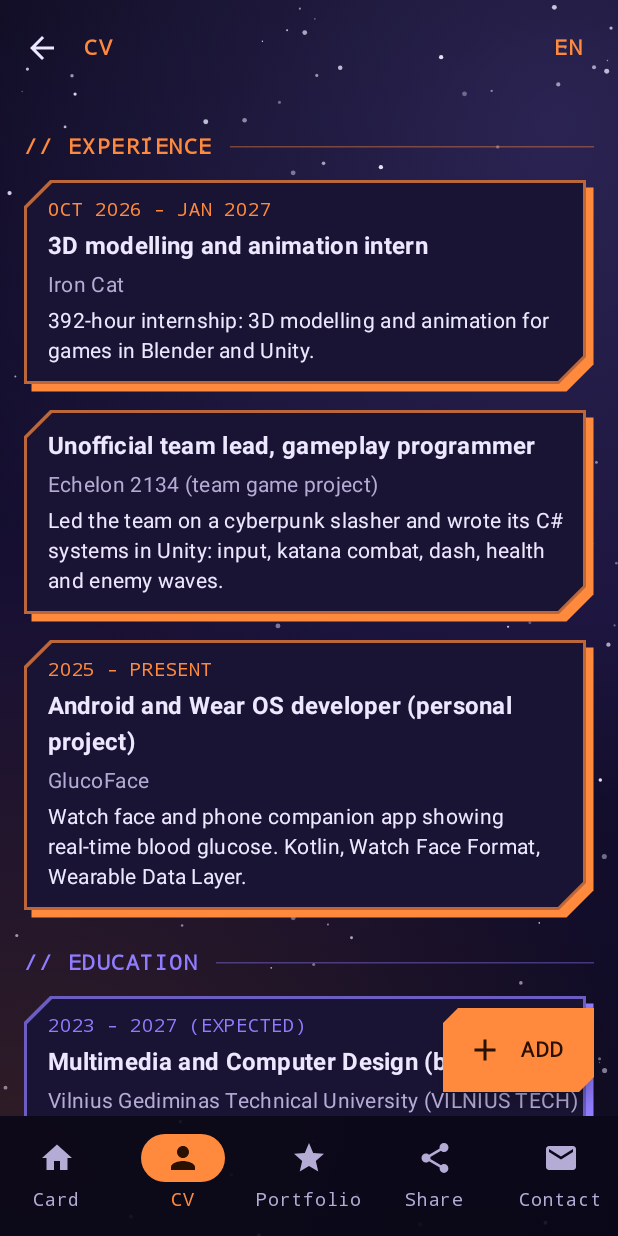
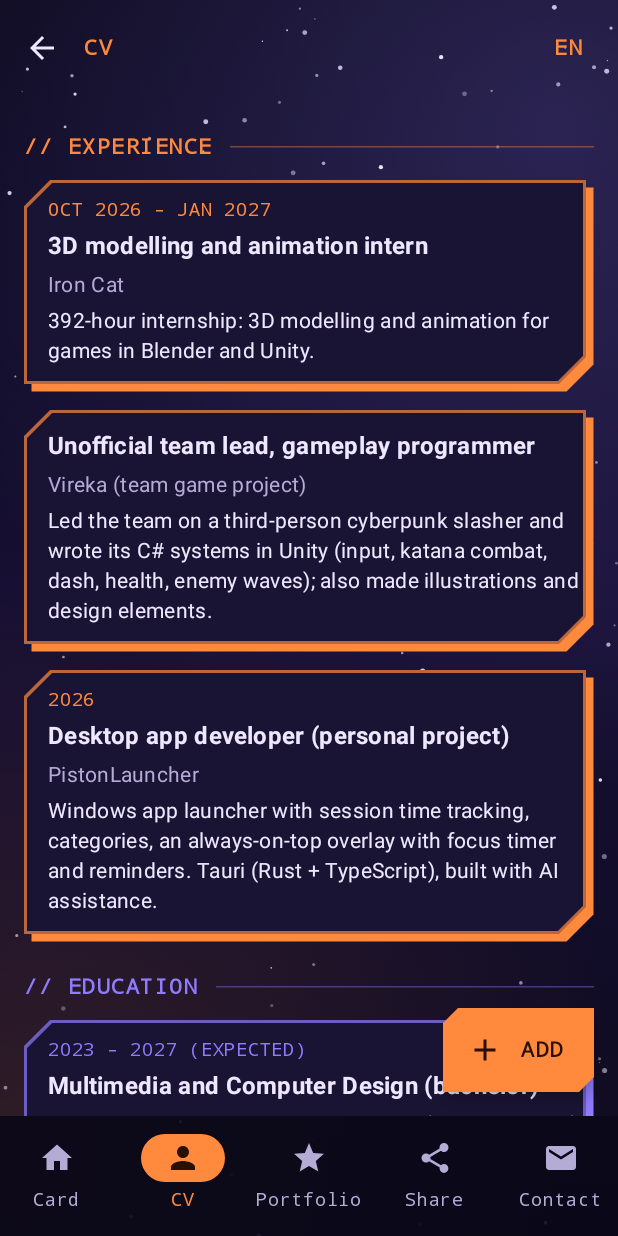
Before and after one commit to G3RWW/Cv_app, an Android app built with Jetpack Compose: the screen it shows after launch (MainActivity), item 2 of the bottom bar chosen, on a phone screen of 412 x 824 dp. Run offline under Robolectric (Android 15) with nearby library versions, the phone set to English and light mode, and no system bars; our stand-ins replace Room's generated code; pictures from the network do not load.

Commit message:
Add iPhone NFC mode and update portfolio projects
NFC contact sharing gets an Android / iPhone switch: Android receives the
vCard record, iPhone a link to the same vCard hosted on GitHub Pages
(docs/dovydas.vcf), since iOS only acts on URI records.

Portfolio: real images for 3D work, Vocaloid-style character (YouTube) and
Luna; Echelon 2134 merged into Vireka; PistonLauncher replaces GlucoFace and
the carbohydrate calculator, also in the CV.

Co-Authored-By: Claude Opus 5.5 <noreply@anthropic.com>
Claude-Session: https://claude.ai/code/session_019MaULow3wfDZBNXdqdFGR5

```diff
--- a/app/src/main/java/lt/gencevicius/cv/data/DefaultContent.kt
+++ b/app/src/main/java/lt/gencevicius/cv/data/DefaultContent.kt
@@ -35,20 +35,26 @@ object DefaultContent {
         BuiltInCvEntry(CvSection.SKILLS, R.string.cv_skill5_title, null, null, R.string.cv_skill5_desc),
     )
 
-    // Publicly hosted images, downloaded at runtime by Coil. These are placeholder photos:
-    // replace them with your own renders (e.g. the image URLs of your ArtStation projects).
+    // Publicly hosted images, downloaded at runtime by Coil. Projects without their own
+    // image yet use placeholder photos (picsum.photos) until a real render is uploaded.
     val portfolio = listOf(
         BuiltInPortfolioItem(
             R.string.portfolio_3d_title,
             R.string.portfolio_3d_desc,
-            imageUrl = "https://picsum.photos/seed/umbravulpes3d/800/450",
+            imageUrl = "https://cdna.artstation.com/p/users/avatars/013/690/158/large/a282ce659854528f5298239ad5f5f8df.jpg?1764067399",
             link = "https://www.artstation.com/umbravulpes",
         ),
         BuiltInPortfolioItem(
-            R.string.portfolio_echelon_title,
-            R.string.portfolio_echelon_desc,
-            imageUrl = "https://picsum.photos/seed/echelon2134/800/450",
-            link = "",
+            R.string.portfolio_vocaloid_title,
+            R.string.portfolio_vocaloid_desc,
+            imageUrl = "https://cdnb.artstation.com/p/assets/images/images/099/454/087/large/umbravulpes-screenshot-2026-05-28-192901.webp?1779985912",
+            link = "https://www.youtube.com/watch?v=saCOMcwuRCA",
+        ),
+        BuiltInPortfolioItem(
+            R.string.portfolio_luna_title,
+            R.string.portfolio_luna_desc,
+            imageUrl = "https://cdnb.artstation.com/p/assets/images/images/099/450/893/large/umbravulpes-luna-hero2.webp?1779978746",
+            link = "https://www.artstation.com/umbravulpes",
         ),
         BuiltInPortfolioItem(
             R.string.portfolio_vireka_title,
@@ -63,16 +69,10 @@ object DefaultContent {
             link = "",
         ),
         BuiltInPortfolioItem(
-            R.string.portfolio_carbs_title,
-            R.string.portfolio_carbs_desc,
-            imageUrl = "https://picsum.photos/seed/carbcalculator/800/450",
-            link = "",
-        ),
-        BuiltInPortfolioItem(
-            R.string.portfolio_glucoface_title,
-            R.string.portfolio_glucoface_desc,
-            imageUrl = "https://picsum.photos/seed/glucoface/800/450",
-            link = "https://github.com/G3RWW/DiabetsWatchface",
+            R.string.portfolio_piston_title,
+            R.string.portfolio_piston_desc,
+            imageUrl = "https://opengraph.githubassets.com/1/G3RWW/PistonLauncher",
+            link = "https://github.com/G3RWW/PistonLauncher",
         ),
         BuiltInPortfolioItem(
             R.string.portfolio_cvcard_title,
--- a/app/src/main/res/values/strings.xml
+++ b/app/src/main/res/values/strings.xml
@@ -83,12 +83,12 @@
     <string name="cv_exp1_period">Oct 2026 – Jan 2027</string>
     <string name="cv_exp1_desc">392-hour internship: 3D modelling and animation for games in Blender and Unity.</string>
     <string name="cv_exp2_title">Unofficial team lead, gameplay programmer</string>
-    <string name="cv_exp2_org">Echelon 2134 (team game project)</string>
-    <string name="cv_exp2_desc">Led the team on a cyberpunk slasher and wrote its C# systems in Unity: input, katana combat, dash, health and enemy waves.</string>
-    <string name="cv_exp3_title">Android and Wear OS developer (personal project)</string>
-    <string name="cv_exp3_org">GlucoFace</string>
-    <string name="cv_exp3_period">2025 – present</string>
-    <string name="cv_exp3_desc">Watch face and phone companion app showing real-time blood glucose. Kotlin, Watch Face Format, Wearable Data Layer.</string>
+    <string name="cv_exp2_org">Vireka (team game project)</string>
+    <string name="cv_exp2_desc">Led the team on a third-person cyberpunk slasher and wrote its C# systems in Unity (input, katana combat, dash, health, enemy waves); also made illustrations and design elements.</string>
+    <string name="cv_exp3_title">Desktop app developer (personal project)</string>
+    <string name="cv_exp3_org">PistonLauncher</string>
+    <string name="cv_exp3_period">2026</string>
+    <string name="cv_exp3_desc">Windows app launcher with session time tracking, categories, an always-on-top overlay with focus timer and reminders. Tauri (Rust + TypeScript), built with AI assistance.</string>
     <string name="cv_edu1_title">Multimedia and Computer Design (bachelor)</string>
     <string name="cv_edu1_org">Vilnius Gediminas Technical University (VILNIUS TECH)</string>
     <string name="cv_edu1_period">2023 – 2027 (expected)</string>
@@ -105,16 +105,16 @@
     <string name="cv_skill5_desc">Lithuanian, English.</string>
     <string name="portfolio_3d_title">3D characters and animation</string>
     <string name="portfolio_3d_desc">Animated hero characters with weapon switching, face shaders, enemy creature animations and a game vehicle. More on ArtStation.</string>
-    <string name="portfolio_echelon_title">Echelon 2134</string>
-    <string name="portfolio_echelon_desc">Cyberpunk slasher made in a team. I led the team and wrote the C# combat, dash, health and enemy wave systems in Unity.</string>
+    <string name="portfolio_vocaloid_title">Vocaloid-style character</string>
+    <string name="portfolio_vocaloid_desc">Low-poly, Vocaloid-inspired character, modelled, rigged and animated. Tap Open to watch the animation on YouTube.</string>
+    <string name="portfolio_luna_title">Luna</string>
+    <string name="portfolio_luna_desc">Main character of Vireka: hero design and 3D model.</string>
     <string name="portfolio_vireka_title">Vireka</string>
-    <string name="portfolio_vireka_desc">Team-made third-person game: I created the illustrations and design elements.</string>
+    <string name="portfolio_vireka_desc">Team-made third-person cyberpunk slasher in Unity. I was the unofficial team lead, wrote the C# combat, dash, health and enemy wave systems, and made illustrations and design elements.</string>
     <string name="portfolio_terminai_title">Terminų Detektyvas</string>
     <string name="portfolio_terminai_desc">3D Unity game for learning Lithuanian IT terms, played as a chibi fox detective.</string>
-    <string name="portfolio_carbs_title">Carbohydrate calculator</string>
-    <string name="portfolio_carbs_desc">Web app concept for people with diabetes: requirements, diagrams and a Figma prototype.</string>
-    <string name="portfolio_glucoface_title">GlucoFace</string>
-    <string name="portfolio_glucoface_desc">Wear OS watch face with a live glucose value, trend arrow and graph, fed by a phone companion app.</string>
+    <string name="portfolio_piston_title">PistonLauncher</string>
+    <string name="portfolio_piston_desc">Desktop launcher for creative apps: time tracking, categories, focus-timer overlay and daily habit streaks. Tauri (Rust + TypeScript).</string>
     <string name="portfolio_cvcard_title">CV Card</string>
     <string name="portfolio_cvcard_desc">This app: a business card with CV, portfolio and a contact form, in Lithuanian and English (Jetpack Compose).</string>
 
@@ -130,6 +130,10 @@
     <string name="share_nfc_off">NFC is turned off. Turn it on to share by tapping phones.</string>
     <string name="share_nfc_settings">Turn on NFC</string>
     <string name="share_nfc_unsupported">This phone cannot share over NFC. Use the QR code instead.</string>
+    <string name="share_nfc_target">Other phone</string>
+    <string name="share_nfc_android">Android</string>
+    <string name="share_nfc_iphone">iPhone</string>
+    <string name="share_nfc_iphone_hint">iPhones cannot read a contact card over NFC, so the iPhone gets a link instead: it shows a notification, Safari opens the card, then tap Add to Contacts.</string>
     <string name="nfc_service_description">Share business card</string>
 
     <!-- Contact -->
```
Also changed, not shown: app/src/main/java/lt/gencevicius/cv/ui/share/ShareScreen.kt (+30 -2 lines), 5 other files.
